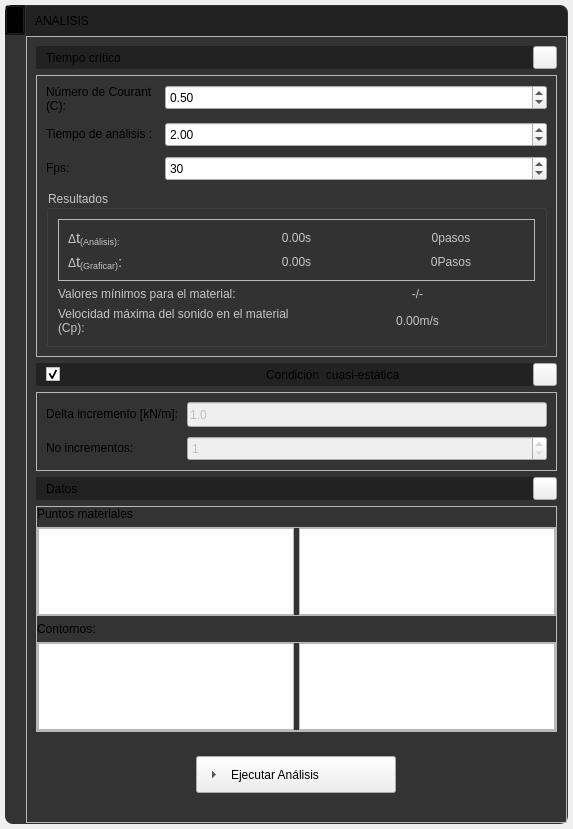
Above: app/ui/widget_draw_menu_execute.ui from edwinar13/MPM-UN before the change. Below: the same form after it.
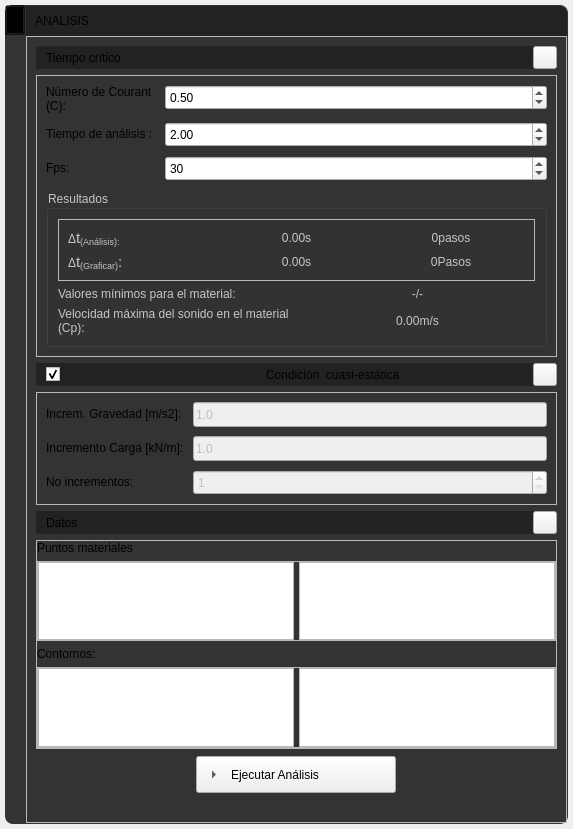
That is the form after the change. Icons and pictures are not drawn.

The edit to the form file:
```diff
--- a/app/ui/widget_draw_menu_execute.ui
+++ b/app/ui/widget_draw_menu_execute.ui
@@ -1460,7 +1460,7 @@
                <property name="verticalSpacing">
                 <number>9</number>
                </property>
-               <item row="0" column="0">
+               <item row="1" column="0">
                 <widget class="QLabel" name="label_ExecuteAnalysisCE1">
                  <property name="minimumSize">
                   <size>
@@ -1469,14 +1469,14 @@
                   </size>
                  </property>
                  <property name="text">
-                  <string>Delta incremento [kN/m]:</string>
+                  <string>Incremento Carga [kN/m]:</string>
                  </property>
                  <property name="QLabelStyle" stdset="0">
                   <number>3</number>
                  </property>
                 </widget>
                </item>
-               <item row="0" column="1">
+               <item row="1" column="1">
                 <widget class="QLineEdit" name="lineEdit_ExecuteAnalysisCE_dincre">
                  <property name="enabled">
                   <bool>false</bool>
@@ -1495,7 +1495,7 @@
                  </property>
                 </widget>
                </item>
-               <item row="1" column="0">
+               <item row="2" column="0">
                 <widget class="QLabel" name="label_ExecuteAnalysisCE2">
                  <property name="minimumSize">
                   <size>
@@ -1511,7 +1511,7 @@
                  </property>
                 </widget>
                </item>
-               <item row="1" column="1">
+               <item row="2" column="1">
                 <widget class="QSpinBox" name="doubleSpinBoxl_ExecuteAnalysisCE_noIncre">
                  <property name="enabled">
                   <bool>false</bool>
@@ -1542,6 +1542,41 @@
                  </property>
                 </widget>
                </item>
+               <item row="0" column="0">
+                <widget class="QLabel" name="label_ExecuteAnalysisCE1_2">
+                 <property name="minimumSize">
+                  <size>
+                   <width>65</width>
+                   <height>0</height>
+                  </size>
+                 </property>
+                 <property name="text">
+                  <string>Increm. Gravedad [m/s2]:</string>
+                 </property>
+                 <property name="QLabelStyle" stdset="0">
+                  <number>3</number>
+                 </property>
+                </widget>
+               </item>
+               <item row="0" column="1">
+                <widget class="QLineEdit" name="lineEdit_ExecuteAnalysisCE_dincreGrav">
+                 <property name="enabled">
+                  <bool>false</bool>
+                 </property>
+                 <property name="minimumSize">
+                  <size>
+                   <width>50</width>
+                   <height>25</height>
+                  </size>
+                 </property>
+                 <property name="text">
+                  <string>1.0</string>
+                 </property>
+                 <property name="QLineEditStyle" stdset="0">
+                  <number>1</number>
+                 </property>
+                </widget>
+               </item>
               </layout>
              </widget>
             </item>
```
